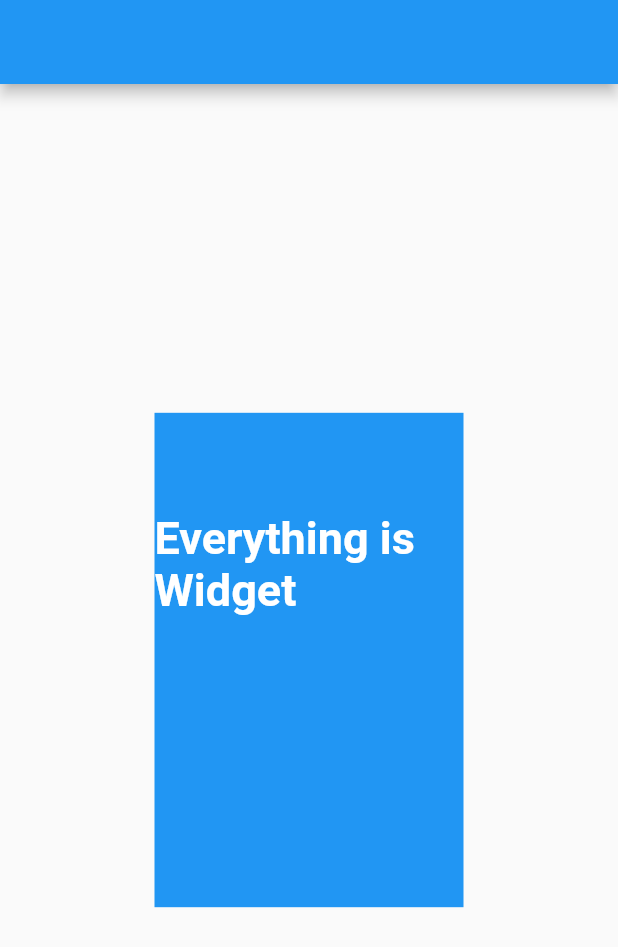
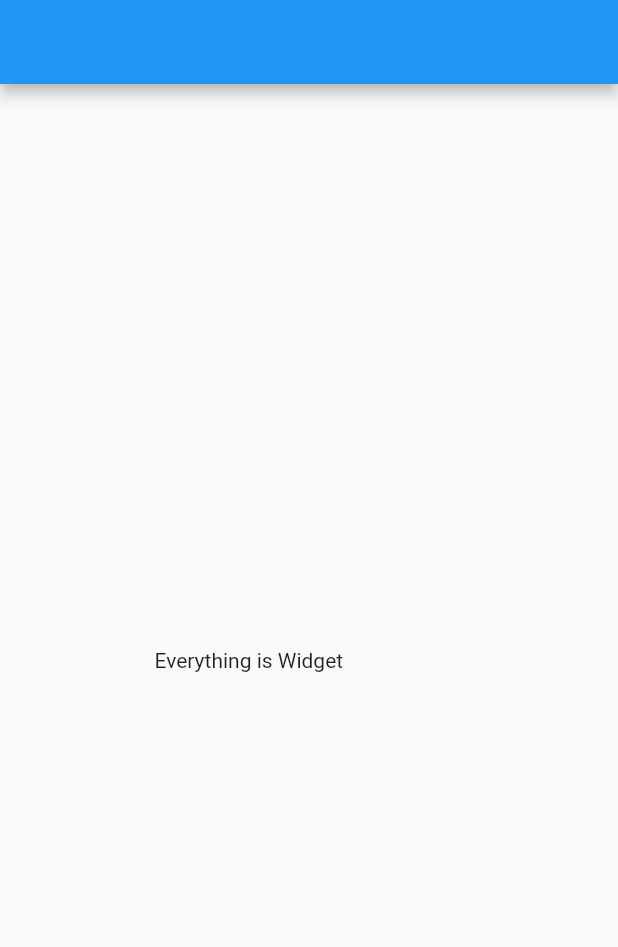
Before and after one commit to HeavenOSK/dot_of, a Flutter app: the screen it shows after launch, on a phone screen of 412 x 824 dp. Shown: the top 947 px of the screen. Run offline on Flutter 3.47's test engine with Material 2 defaults, Android fonts, the phone set to English and light mode, and no system bars.

Commit message:
add comments

````diff
--- a/example/lib/main.dart
+++ b/example/lib/main.dart
@@ -37,19 +37,8 @@ class _Button extends StatelessWidget {
     return InkWell(
       onTap: () => context.navigator.pushNamed(MyHomePage.routeName),
       child: Container(
-        height: context.mediaQuery.size.height * 0.4,
         width: context.mediaQuery.size.width * 0.5,
-        color: context.theme.accentColor,
-        alignment: Alignment.topLeft,
-        padding: EdgeInsets.only(
-          top: context.mediaQuery.size.height * 0.08,
-        ),
-        child: Text(
-          'Everything is Widget',
-          style: context.theme.textTheme.body1.bold
-              .withSize(30)
-              .withColor(Colors.white),
-        ),
+        child: Text('Everything is Widget'),
       ),
     );
   }
--- a/lib/src/text_style.dart
+++ b/lib/src/text_style.dart
@@ -2,9 +2,11 @@ import 'dart:ui' as ui;
 
 import 'package:flutter/material.dart';
 
-/// A extensions to write copying [TextStyle] with method chaining.
+/// A extensions to write copying [TextStyle] instead of [TextStyle.of]
+/// method.
 ///
 /// # Usage
+///
 /// ```dart
 ///  Text(
 ///    'Everything is Widget',
--- a/lib/src/theme.dart
+++ b/lib/src/theme.dart
@@ -3,17 +3,16 @@ import 'package:flutter/material.dart';
 /// A extension methods to get ThemeData from [BuildContext],
 /// instead of [Theme.of].
 ///
-/// You can use these methods with [BuildContext] in [StatelessWidget.build]
-/// or [State.build].
-///
 /// # Usage
 ///
 /// ```dart
+///
 /// Container(
 ///   height: 40,
 ///   width: 40,
 ///   color: context.theme.accentColor,
 /// ),
+///
 /// ```
 extension ThemeDotOf on BuildContext {
   ThemeData get theme => Theme.of(this);
--- a/pubspec.yaml
+++ b/pubspec.yaml
@@ -1,5 +1,5 @@
 name: dot_of
-description: A package of extensions to use theme data in Flutter World.
+description: A bundle of extensions to get something from BuildContext instead of `.of` method.
 version: 0.1.0
 author: Ryunosukeheaven Watanabe <heavenosk@gmail.com>
 homepage: https://github.com/HeavenOSK/dot_of
````
Also changed, not shown: lib/src/media_query.dart (+10 -1 lines), lib/src/navigator.dart (+20 -1 lines), 2 other files.
